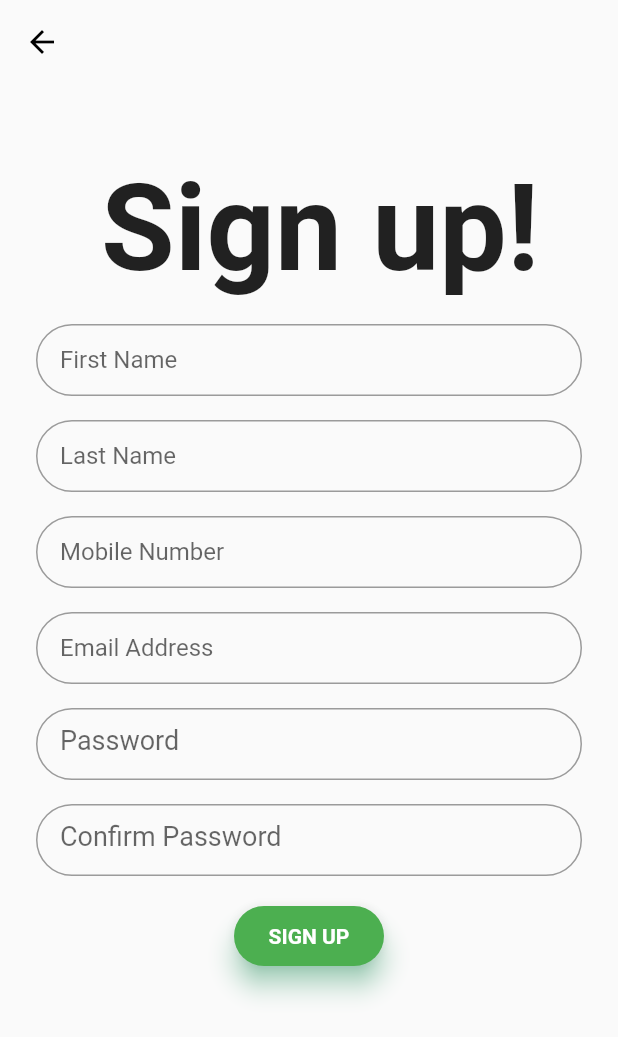
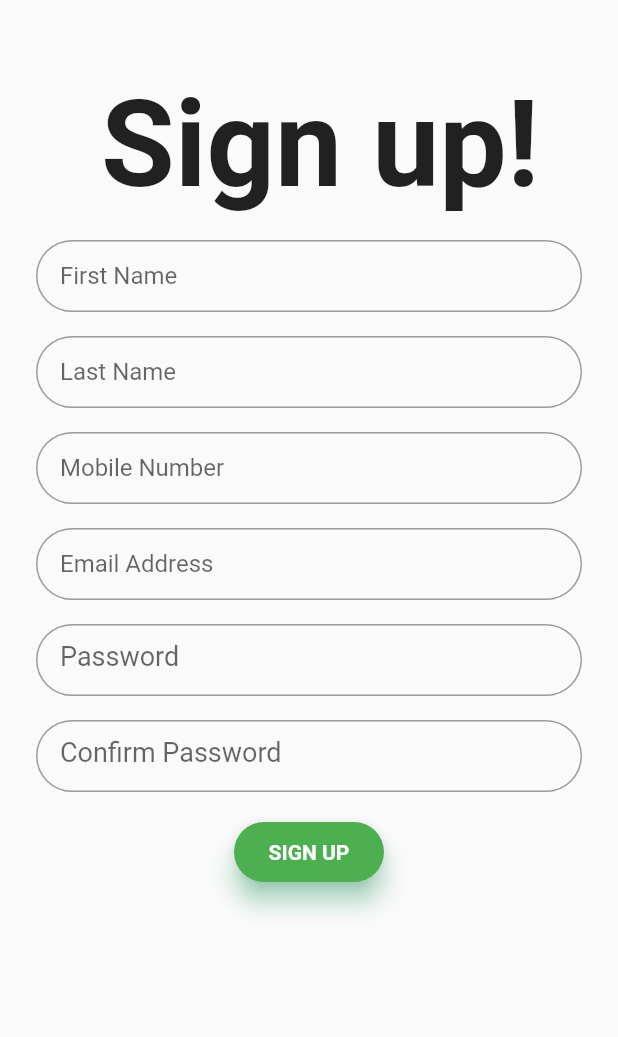
Before and after one commit to iLobosok/TEST-ACCESSIA, a Flutter app: the LoginScreen screen opened directly, after a tap on "Register", on a phone screen of 412 x 824 dp. Shown: the top 1037 px of the screen. Run offline on Flutter 3.47's test engine with Material 2 defaults, Android fonts, the light colour scheme and no system bars; our stand-ins replace cached_network_image, carousel_slider, cloud_firestore, firebase_auth, firebase_core, firebase_storage and 6 more; accounts and stored records are empty; Roboto replaces fonts that are missing (Montserrat).

Commit message:
Without Login

```diff
--- a/lib/main.dart
+++ b/lib/main.dart
@@ -1,4 +1,6 @@
 import 'dart:async';
+import 'package:music/ui/signUp/SignUpScreen.dart';
+import 'package:music/ui/signUp/SignUpScreen.dart';
 import 'package:provider/provider.dart';
 import 'package:cloud_firestore/cloud_firestore.dart';
 import 'package:firebase_core/firebase_core.dart';
@@ -150,10 +152,10 @@ class OnBoardingState extends State<OnBoarding> {
           pushReplacement(context, MainPage(user: user));
               // new HomeScreen(user: user));
         } else {
-          pushReplacement(context, new LoginScreen());
+          pushReplacement(context, new SignUpScreen());
         }
       } else {
-        pushReplacement(context, new LoginScreen());
+        pushReplacement(context, new SignUpScreen());
       }
     }
   }
--- a/lib/ui/login/LoginScreen.dart
+++ b/lib/ui/login/LoginScreen.dart
@@ -146,29 +146,23 @@ class _LoginScreen extends State<LoginScreen> {
           ),
           SizedBox(height: 40.0),
           Center(
-            child:Container(
-              height: 40.0,
-              width: 100.0,
-              child: Material(
-                borderRadius: BorderRadius.circular(20.0),
-                shadowColor: Colors.greenAccent,
-                color: Colors.green,
-                elevation: 7.0,
-                child: GestureDetector(
-                  onTap: () async {
-                    await login();
-                  },
-                  child: Center(
-                    child: Text(
-                      'LOGIN',
-                      style: TextStyle(
-                          color: Colors.white,
-                          fontWeight: FontWeight.bold,
-                          fontFamily: 'Montserrat'),
-                    ),
-                  ),
-                ),
+            child:RaisedButton(
+              color: Colors.green,
+              child: Text(
+                'Log In',
+                style:
+                TextStyle(fontSize: 20, fontWeight: FontWeight.bold),
               ),
+              textColor: Colors.white,
+              splashColor: Color(Constants.COLOR_PRIMARY),
+              onPressed: () async {
+                await login();
+              },
+              padding: EdgeInsets.only(top: 12, bottom: 12),
+              shape: RoundedRectangleBorder(
+                  borderRadius: BorderRadius.circular(25.0),
+                  side:
+                  BorderSide(color: Color(Constants.COLOR_PRIMARY))),
             ),),
           SizedBox(height: 35.0),
           Row(
--- a/lib/ui/signUp/SignUpScreen.dart
+++ b/lib/ui/signUp/SignUpScreen.dart
@@ -38,11 +38,6 @@ class _SignUpState extends State<SignUpScreen> {
     }
 
     return Scaffold(
-      appBar: AppBar(
-        elevation: 0.0,
-        backgroundColor: Colors.transparent,
-        iconTheme: IconThemeData(color: Colors.black),
-      ),
       body: SingleChildScrollView(
         child: new Container(
           margin: new EdgeInsets.only(left: 16.0, right: 16, bottom: 16),
--- a/pubspec.yaml
+++ b/pubspec.yaml
@@ -15,7 +15,7 @@ publish_to: 'none' # Remove this line if you wish to publish to pub.dev
 # In iOS, build-name is used as CFBundleShortVersionString while build-number used as CFBundleVersion.
 # Read more about iOS versioning at
 # https://developer.apple.com/library/archive/documentation/General/Reference/InfoPlistKeyReference/Articles/CoreFoundationKeys.html
-version: 1.0.0+1
+version: 1.0.2+3
 
 analyzer:
   enable-experiment:
```
